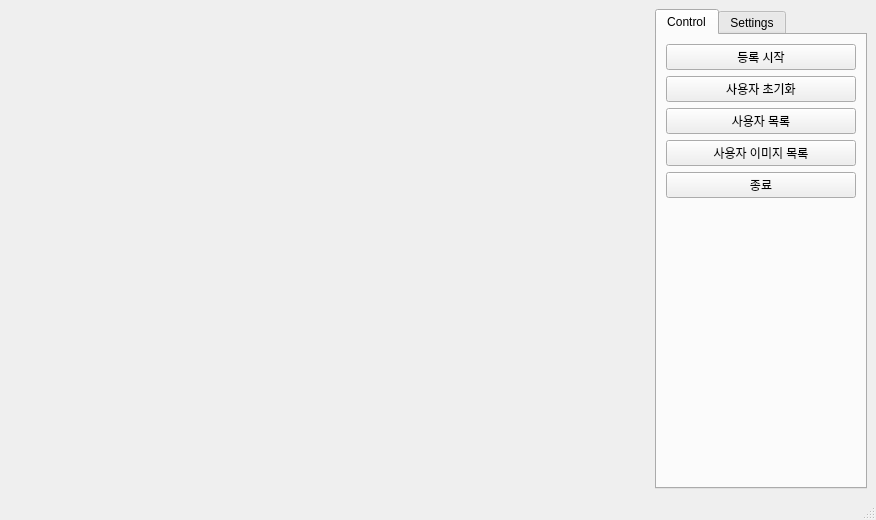
This is ui/MainWindow.ui in duddn563/faceRecognizer_Doorlock as Qt 5 draws it before an edit. The edited form follows.
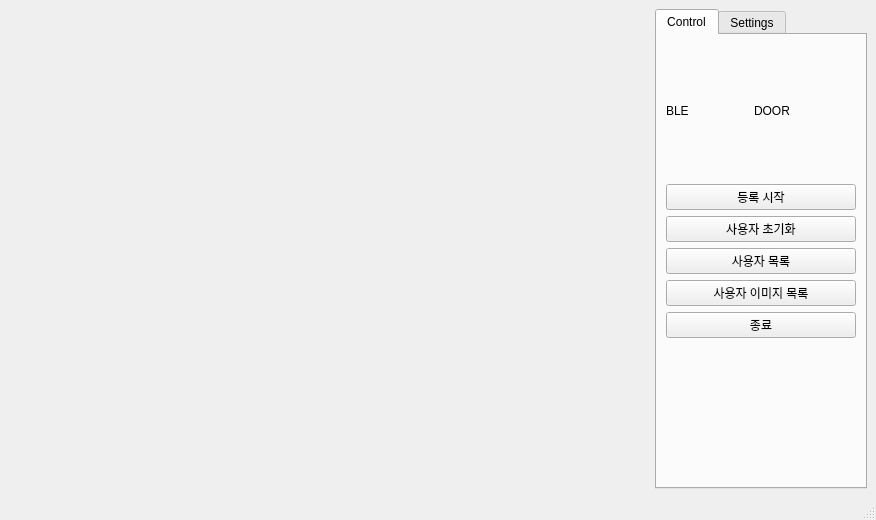
This is the edited form. Icons and pictures are not drawn. Custom widgets are drawn as their Qt base class.

Commit message: LED implement state for ble/door

What changed in the file:
```diff
--- a/ui/MainWindow.ui
+++ b/ui/MainWindow.ui
@@ -28,6 +28,59 @@
         <widget class="QWidget" name="tabControl">
          <attribute name="title"><string>Control</string></attribute>
          <layout class="QVBoxLayout" name="rightPanelLayout">
+		  <item>
+			  <layout class="QHBoxLayout" name="ledBarLayout">
+			  	<property name="spacing"><number>8</number></property>
+				<!-- BLE -->
+				<item>
+					<widget class="QLabel" name="labelBle">
+						<property name="text"><string>BLE</string></property>
+						<property name="alignment"><set>Qt::AlignVCenter|Qt::AlignLeft</set></property>
+					</widget>
+				</item>
+				<item>
+					<!-- Promoted Widget:LedWidget -->
+					<widget class="LedWidget" name="bleLed">
+						<property name="minimumSize">
+							<size><width>18</width><height>18</height></size>
+						</property>
+						<property name="maximumSize">
+							<size><width>22</width><height>22</height></size>
+						</property>
+					</widget>
+				</item>
+
+				<!-- 중간 여백 -->
+				<item>
+					<spacer name="hSpacerBetween">
+						<property name="orientation"><enum>Qt::Horizontal</enum></property>
+						<property name="sizeHint"><size><width>16</width><height>20</height></size></property>
+					</spacer>
+				</item>
+				<!-- DOOR -->
+				<item>
+					<widget class="QLabel" name="labelDoor">
+						<property name="text"><string>DOOR</string></property>
+						<property name="alignment"><set>Qt::AlignVCenter|Qt::AlignLeft</set></property>
+					</widget>
+				</item>
+				<item>
+					<!-- Promoted Widget: LedWidget -->
+					<widget class="LedWidget" name="doorLed">
+						<property name="minimumSize">
+							<size><width>18</width><height>22</height></size>
+						</property>
+					</widget>
+				</item>
+				<!-- 오른쪽 여유 공간 -->
+				<item>
+					<spacer name="hSpacerStretch">
+						<property name="orientation"><enum>Qt::Horizontal</enum></property>
+						<property name="sizeHint"><size><width>40</width><height>20</height></size></property>
+					</spacer>
+				</item>
+			  </layout>
+		  </item>
           <item>
            <widget class="QPushButton" name="registerButton">
             <property name="text"><string>등록 시작</string></property>
@@ -155,6 +208,13 @@
   </widget>
   <widget class="QStatusBar" name="statusbar"/>
  </widget>
+   <customwidgets>
+    <customwidget>
+      <class>LedWidget</class>          <!-- ✅ 클래스명 -->
+      <extends>QWidget</extends>
+      <header>LedWidget.h</header>      <!-- ✅ 정확한 헤더명(대소문자 일치) -->
+    </customwidget>
+  </customwidgets>
  <resources/>
  <connections/>
 </ui>
```
The commit also changes 18 other files.
